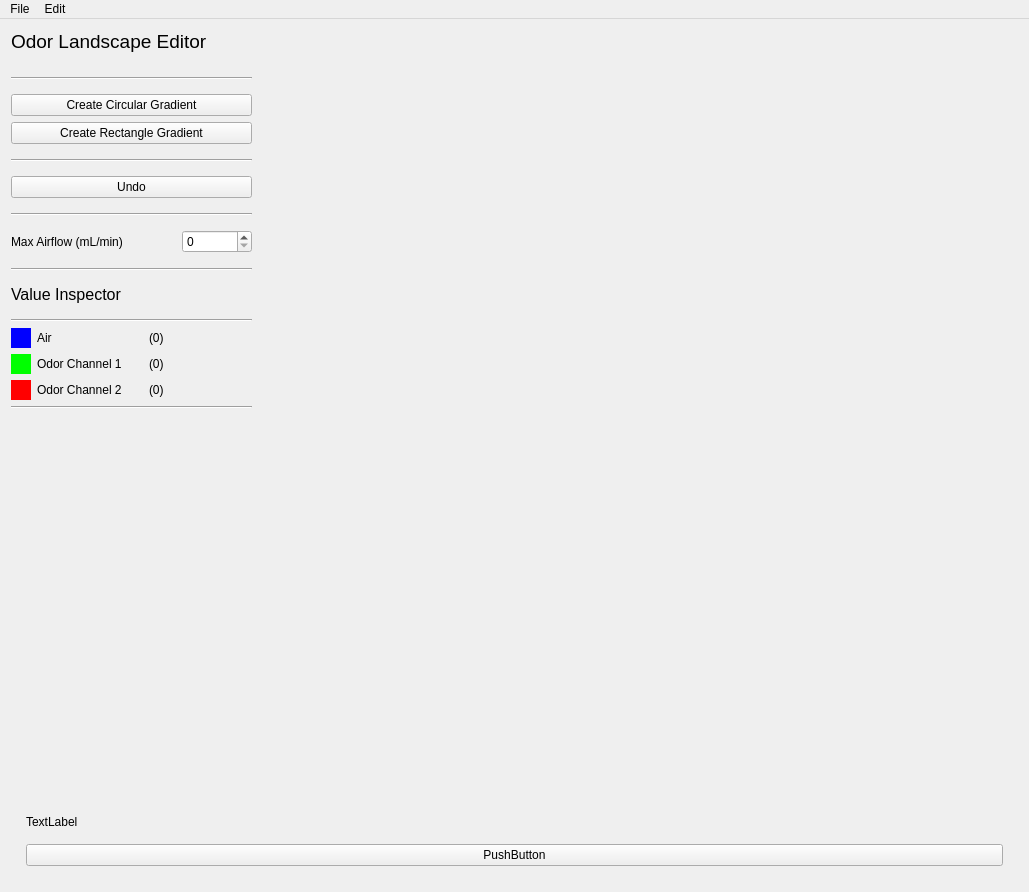
Qt form mainwindow.ui (flybrains/odorscape) before a commit.
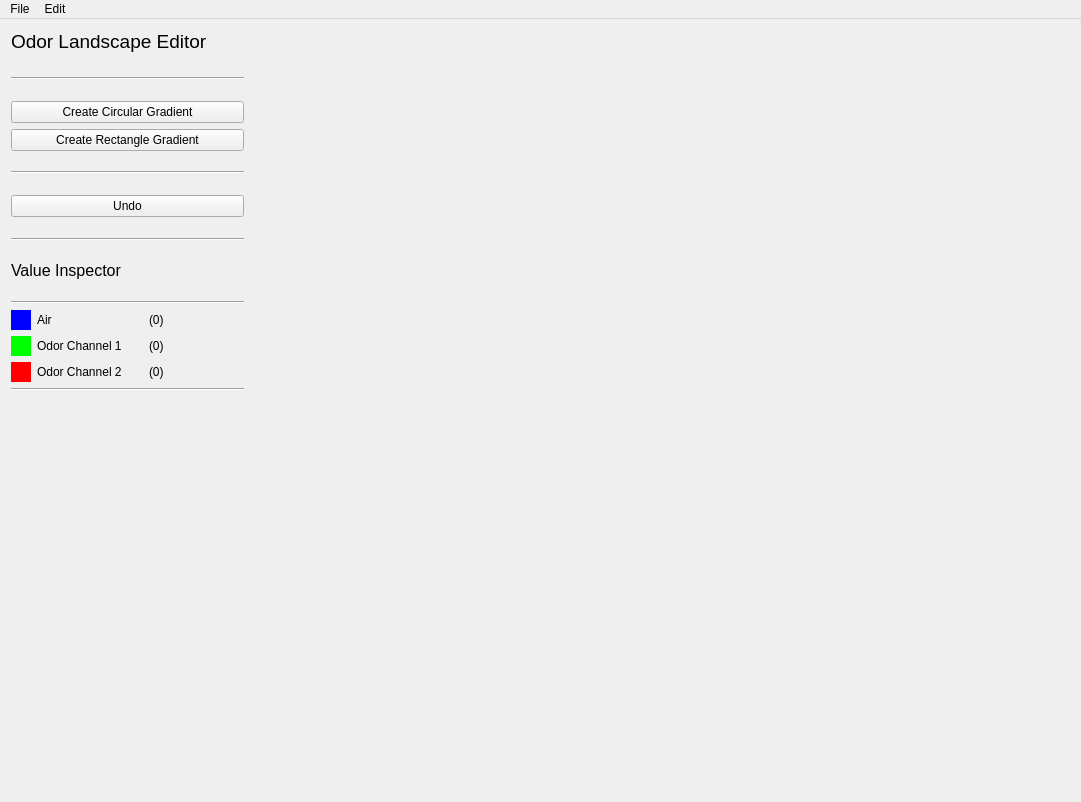
The same form after that commit. Icons and pictures are not drawn.

```diff
--- a/mainwindow.ui
+++ b/mainwindow.ui
@@ -6,8 +6,8 @@
    <rect>
     <x>0</x>
     <y>0</y>
-    <width>1029</width>
-    <height>892</height>
+    <width>1081</width>
+    <height>802</height>
    </rect>
   </property>
   <property name="windowTitle">
@@ -157,75 +157,6 @@
           </property>
          </spacer>
         </item>
-        <item>
-         <widget class="Line" name="line_2">
-          <property name="orientation">
-           <enum>Qt::Horizontal</enum>
-          </property>
-         </widget>
-        </item>
-        <item>
-         <spacer name="verticalSpacer_3">
-          <property name="orientation">
-           <enum>Qt::Vertical</enum>
-          </property>
-          <property name="sizeHint" stdset="0">
-           <size>
-            <width>20</width>
-            <height>40</height>
-           </size>
-          </property>
-         </spacer>
-        </item>
-        <item>
-         <layout class="QHBoxLayout" name="horizontalLayout_9">
-          <item>
-           <widget class="QLabel" name="label_4">
-            <property name="maximumSize">
-             <size>
-              <width>16777215</width>
-              <height>40</height>
-             </size>
-            </property>
-            <property name="text">
-             <string>Max Airflow (mL/min)</string>
-            </property>
-           </widget>
-          </item>
-          <item>
-           <widget class="QSpinBox" name="maxAirflowSpinbox">
-            <property name="minimumSize">
-             <size>
-              <width>70</width>
-              <height>0</height>
-             </size>
-            </property>
-            <property name="maximumSize">
-             <size>
-              <width>60</width>
-              <height>16777215</height>
-             </size>
-            </property>
-            <property name="maximum">
-             <number>100000</number>
-            </property>
-           </widget>
-          </item>
-         </layout>
-        </item>
-        <item>
-         <spacer name="verticalSpacer_2">
-          <property name="orientation">
-           <enum>Qt::Vertical</enum>
-          </property>
-          <property name="sizeHint" stdset="0">
-           <size>
-            <width>20</width>
-            <height>40</height>
-           </size>
-          </property>
-         </spacer>
-        </item>
         <item>
          <widget class="Line" name="line_4">
           <property name="orientation">
@@ -898,61 +829,116 @@
         <item>
          <layout class="QHBoxLayout" name="horizontalLayout_8">
           <item>
-           <spacer name="horizontalSpacer">
-            <property name="orientation">
-             <enum>Qt::Horizontal</enum>
-            </property>
-            <property name="sizeType">
-             <enum>QSizePolicy::Fixed</enum>
-            </property>
-            <property name="sizeHint" stdset="0">
-             <size>
-              <width>30</width>
-              <height>20</height>
-             </size>
-            </property>
-           </spacer>
-          </item>
-          <item>
-           <widget class="QLabel" name="canvasLabel">
-            <property name="minimumSize">
-             <size>
-              <width>700</width>
-              <height>700</height>
-             </size>
-            </property>
-            <property name="maximumSize">
-             <size>
-              <width>700</width>
-              <height>700</height>
-             </size>
-            </property>
-            <property name="cursor">
-             <cursorShape>CrossCursor</cursorShape>
-            </property>
-            <property name="mouseTracking">
-             <bool>true</bool>
-            </property>
-            <property name="text">
-             <string/>
-            </property>
-           </widget>
-          </item>
-          <item>
-           <spacer name="horizontalSpacer_2">
-            <property name="orientation">
-             <enum>Qt::Horizontal</enum>
-            </property>
-            <property name="sizeType">
-             <enum>QSizePolicy::Fixed</enum>
-            </property>
-            <property name="sizeHint" stdset="0">
-             <size>
-              <width>30</width>
-              <height>20</height>
-             </size>
-            </property>
-           </spacer>
+           <layout class="QVBoxLayout" name="verticalLayout_8">
+            <item>
+             <widget class="QLabel" name="topCanvasLabel">
+              <property name="minimumSize">
+               <size>
+                <width>0</width>
+                <height>20</height>
+               </size>
+              </property>
+              <property name="maximumSize">
+               <size>
+                <width>16777215</width>
+                <height>20</height>
+               </size>
+              </property>
+              <property name="text">
+               <string/>
+              </property>
+              <property name="alignment">
+               <set>Qt::AlignBottom|Qt::AlignHCenter</set>
+              </property>
+             </widget>
+            </item>
+            <item>
+             <layout class="QHBoxLayout" name="horizontalLayout_12">
+              <property name="spacing">
+               <number>0</number>
+              </property>
+              <item>
+               <widget class="QLabel" name="leftCanvasLabel">
+                <property name="minimumSize">
+                 <size>
+                  <width>60</width>
+                  <height>0</height>
+                 </size>
+                </property>
+                <property name="maximumSize">
+                 <size>
+                  <width>60</width>
+                  <height>16777215</height>
+                 </size>
+                </property>
+                <property name="text">
+                 <string/>
+                </property>
+               </widget>
+              </item>
+              <item>
+               <widget class="QLabel" name="canvasLabel">
+                <property name="minimumSize">
+                 <size>
+                  <width>700</width>
+                  <height>700</height>
+                 </size>
+                </property>
+                <property name="maximumSize">
+                 <size>
+                  <width>700</width>
+                  <height>700</height>
+                 </size>
+                </property>
+                <property name="text">
+                 <string/>
+                </property>
+               </widget>
+              </item>
+              <item>
+               <widget class="QLabel" name="rightCanvasLabel">
+                <property name="minimumSize">
+                 <size>
+                  <width>60</width>
+                  <height>50</height>
+                 </size>
+                </property>
+                <property name="maximumSize">
+                 <size>
+                  <width>60</width>
+                  <height>188888</height>
+                 </size>
+                </property>
+                <property name="text">
+                 <string/>
+                </property>
+               </widget>
+              </item>
+             </layout>
+            </item>
+            <item>
+             <widget class="QLabel" name="bottomCanvasLabel">
+              <property name="minimumSize">
+               <size>
+                <width>0</width>
+                <height>20</height>
+               </size>
+              </property>
+              <property name="maximumSize">
+               <size>
+                <width>16777215</width>
+                <height>20</height>
+               </size>
+              </property>
+              <property name="text">
+               <string/>
+              </property>
+              <property name="alignment">
+               <set>Qt::AlignHCenter|Qt::AlignTop</set>
+              </property>
+             </widget>
+            </item>
+           </layout>
           </item>
          </layout>
         </item>
@@ -960,45 +946,6 @@
       </item>
      </layout>
     </item>
-    <item>
-     <layout class="QHBoxLayout" name="horizontalLayout_2">
-      <item>
-       <widget class="QWidget" name="widget_2" native="true">
-        <layout class="QGridLayout" name="gridLayout_2">
-         <property name="leftMargin">
-          <number>15</number>
-         </property>
-         <property name="topMargin">
-          <number>0</number>
-         </property>
-         <property name="rightMargin">
-          <number>15</number>
-         </property>
-         <property name="bottomMargin">
-          <number>15</number>
-         </property>
-         <property name="spacing">
-          <number>15</number>
-         </property>
-         <item row="1" column="0">
-          <widget class="QPushButton" name="pushButton">
-           <property name="text">
-            <string>PushButton</string>
-           </property>
-          </widget>
-         </item>
-         <item row="0" column="0">
-          <widget class="QLabel" name="label_3">
-           <property name="text">
-            <string>TextLabel</string>
-           </property>
-          </widget>
-         </item>
-        </layout>
-       </widget>
-      </item>
-     </layout>
-    </item>
    </layout>
   </widget>
   <widget class="QMenuBar" name="menuBar">
@@ -1006,7 +953,7 @@
     <rect>
      <x>0</x>
      <y>0</y>
-     <width>1029</width>
+     <width>1081</width>
      <height>22</height>
     </rect>
    </property>
```
